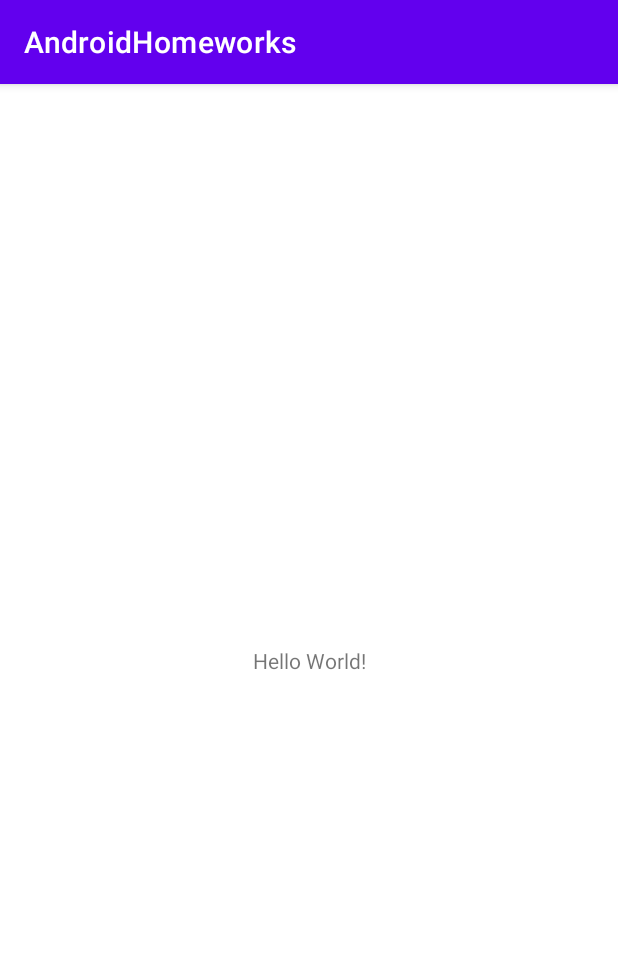
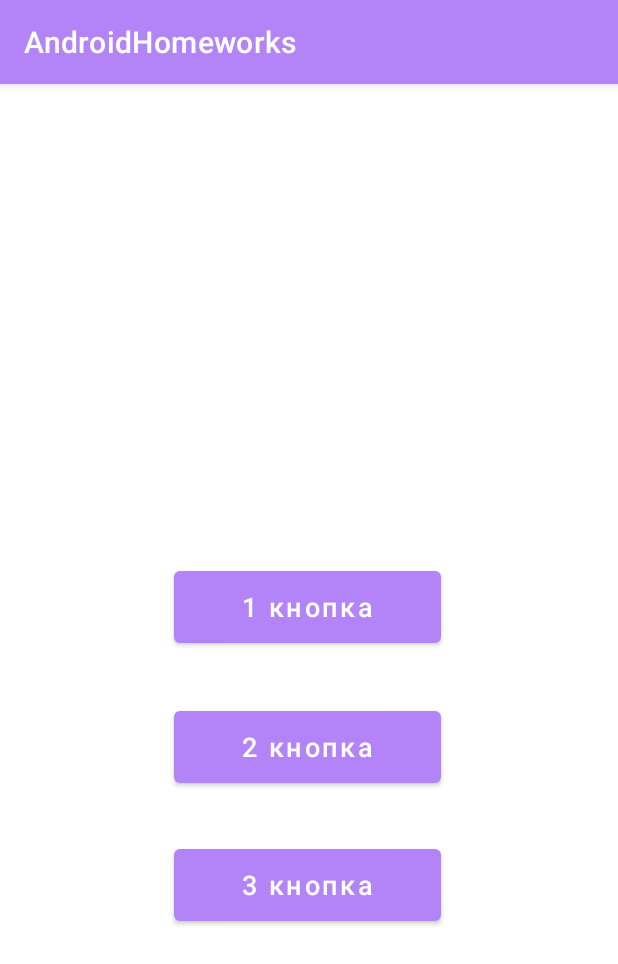
Before and after one commit to Iluyza/AndroidHomeworks, an Android app: the screen it shows after launch (MainActivity), on a phone screen of 412 x 824 dp. Shown: the top 964 px of the screen. Run offline under Robolectric (Android 15) with nearby library versions, the phone set to English and light mode, and no system bars.

Commit message:
third homework

```diff
--- a/app/build.gradle
+++ b/app/build.gradle
@@ -29,6 +29,9 @@ android {
     kotlinOptions {
         jvmTarget = '1.8'
     }
+    buildFeatures {
+        viewBinding true
+    }
 }
 
 dependencies {
--- /dev/null
+++ b/app/src/main/java/ru/itis/persikill/androidhomeworks/fragment/Fragment1.kt
@@ -0,0 +1,73 @@
+package ru.itis.persikill.androidhomeworks.fragment
+
+import android.os.Bundle
+import androidx.fragment.app.Fragment
+import android.view.View
+import ru.itis.persikill.androidhomeworks.CustomDialogFragment
+import ru.itis.persikill.androidhomeworks.R
+import ru.itis.persikill.androidhomeworks.databinding.Fragment1Binding
+import ru.itis.persikill.androidhomeworks.showDialog
+
+
+class Fragment1 : Fragment(R.layout.fragment_1) {
+    private var counter = 0
+
+    override fun onViewCreated(view: View, savedInstanceState: Bundle?) {
+        super.onViewCreated(view, savedInstanceState)
+        val binding = Fragment1Binding.bind(view)
+        val fragmentManager = activity?.supportFragmentManager
+        val textCount = binding.tvCount
+        with(binding) {
+            btnFirst.setOnClickListener {
+                fragmentManager?.beginTransaction()?.apply {
+                    val fragment = Fragment2()
+                    val bundle = Bundle()
+                    bundle.putInt("COUNTER", counter)
+//                    bundle.putInt("PIC", imageId)  // это что такое??
+                    fragment.arguments = bundle
+                    setCustomAnimations(
+                        android.R.anim.slide_in_left,
+                        android.R.anim.slide_out_right
+                    )
+                    replace(R.id.fragments_container, fragment)
+                    addToBackStack("second fragment")
+                    commit()
+                }
+            }
+            btnSecond.setOnClickListener {
+                counter++
+                textCount.text = "Counter value: $counter"
+            }
+            btnThird.setOnClickListener {
+                val dialog = CustomDialogFragment(counterValue = counter,
+                    { counterFromDialogFragment ->
+                        counter = counterFromDialogFragment
+                        tvCount.setText("Counter value: $counter")
+                    }
+                )
+                dialog.show(parentFragmentManager, "Custom dialog")
+            }
+
+        }
+    }
+
+    private fun showDialog2() {
+        showDialog(
+            title = "Введите число",
+            positiveAction = {
+            },
+        )
+
+        return
+        showDialog(
+            title = "New title",
+            positiveAction = {
+                parentFragmentManager.beginTransaction()
+                    .replace(R.id.fragments_container, Fragment2())
+                    .commit()
+            },
+            negativeAction = {},
+            neutralAction = {}
+        )
+    }
+}
--- a/app/src/main/res/layout/activity_main.xml
+++ b/app/src/main/res/layout/activity_main.xml
@@ -6,10 +6,11 @@
     android:layout_height="match_parent"
     tools:context=".MainActivity">
 
-    <TextView
-        android:layout_width="wrap_content"
-        android:layout_height="wrap_content"
-        android:text="Hello World!"
+    <androidx.fragment.app.FragmentContainerView
+        android:id="@+id/fragments_container"
+        android:name="ru.itis.persikill.androidhomeworks.fragment.Fragment1"
+        android:layout_width="match_parent"
+        android:layout_height="match_parent"
         app:layout_constraintBottom_toBottomOf="parent"
         app:layout_constraintEnd_toEndOf="parent"
         app:layout_constraintStart_toStartOf="parent"
--- /dev/null
+++ b/app/src/main/res/layout/fragment_1.xml
@@ -0,0 +1,62 @@
+<?xml version="1.0" encoding="utf-8"?>
+<androidx.constraintlayout.widget.ConstraintLayout xmlns:android="http://schemas.android.com/apk/res/android"
+    xmlns:app="http://schemas.android.com/apk/res-auto"
+    xmlns:tools="http://schemas.android.com/tools"
+    android:orientation="vertical"
+    android:layout_width="match_parent"
+    android:layout_height="match_parent">
+
+    <Button
+        android:id="@+id/btn_first"
+        android:layout_width="178dp"
+        android:layout_height="60dp"
+        android:text="@string/first"
+        android:textSize="18sp"
+        android:textAllCaps="false"
+        app:layout_constraintBottom_toTopOf="@+id/btn_second"
+        app:layout_constraintEnd_toEndOf="parent"
+        app:layout_constraintHorizontal_bias="0.497"
+        app:layout_constraintStart_toStartOf="parent"
+        app:layout_constraintTop_toTopOf="parent"
+        app:layout_constraintVertical_bias="0.906" />
+
+    <Button
+        android:id="@+id/btn_second"
+        android:layout_width="178dp"
+        android:layout_height="60dp"
+        android:layout_marginBottom="32dp"
+        android:text="@string/second"
+        android:textSize="18sp"
+        android:textAllCaps="false"
+        app:layout_constraintBottom_toTopOf="@+id/btn_third"
+        app:layout_constraintEnd_toEndOf="parent"
+        app:layout_constraintHorizontal_bias="0.497"
+        app:layout_constraintStart_toStartOf="parent"
+        />
+
+    <Button
+        android:id="@+id/btn_third"
+        android:layout_width="178dp"
+        android:layout_height="60dp"
+        android:layout_marginBottom="204dp"
+        android:text="@string/third"
+        android:textSize="18sp"
+        android:textAllCaps="false"
+        app:layout_constraintBottom_toBottomOf="parent"
+        app:layout_constraintEnd_toEndOf="parent"
+        app:layout_constraintHorizontal_bias="0.497"
+        app:layout_constraintStart_toStartOf="parent" />
+
+    <TextView
+        android:id="@+id/tv_count"
+        android:layout_width="wrap_content"
+        android:layout_height="wrap_content"
+        android:text=""
+        app:layout_constraintBottom_toBottomOf="parent"
+        app:layout_constraintEnd_toEndOf="parent"
+        app:layout_constraintStart_toStartOf="parent"
+        app:layout_constraintTop_toBottomOf="@id/btn_third" />
+
+
+
+</androidx.constraintlayout.widget.ConstraintLayout>
--- a/app/src/main/res/values/colors.xml
+++ b/app/src/main/res/values/colors.xml
@@ -1,8 +1,8 @@
 <?xml version="1.0" encoding="utf-8"?>
 <resources>
     <color name="purple_200">#FFBB86FC</color>
-    <color name="purple_500">#FF6200EE</color>
-    <color name="purple_700">#FF3700B3</color>
+    <color name="purple_500">#B384F8</color>
+    <color name="purple_700">#A793D3</color>
     <color name="teal_200">#FF03DAC5</color>
     <color name="teal_700">#FF018786</color>
     <color name="black">#FF000000</color>
--- a/app/src/main/res/values/strings.xml
+++ b/app/src/main/res/values/strings.xml
@@ -1,3 +1,11 @@
 <resources>
     <string name="app_name">AndroidHomeworks</string>
+    <!-- TODO: Remove or change this placeholder text -->
+    <string name="hello_blank_fragment">Hello blank fragment</string>
+    <string name="btn_subtract">Вычесть</string>
+    <string name="back">Назад</string>
+    <string name="add">Прибавить</string>
+    <string name="first">1 кнопка</string>
+    <string name="second">2 кнопка</string>
+    <string name="third">3 кнопка</string>
 </resources>
```
Also changed, not shown: app/src/main/java/ru/itis/persikill/androidhomeworks/CustomDialogFragment.kt (added, +82 -0 lines), app/src/main/java/ru/itis/persikill/androidhomeworks/DialogFragments.kt (added, +66 -0 lines), app/src/main/java/ru/itis/persikill/androidhomeworks/FragmentExt.kt (added, +37 -0 lines), app/src/main/java/ru/itis/persikill/androidhomeworks/MainActivity.kt (+13 -2 lines), app/src/main/java/ru/itis/persikill/androidhomeworks/fragment/Fragment2.kt (added, +40 -0 lines), app/src/main/res/layout/fragment_2.xml (added, +19 -0 lines), app/src/main/res/layout/fragment_dialog.xml (added, +74 -0 lines), app/src/main/res/layout/fragment_dialog/xml.kt (added).
